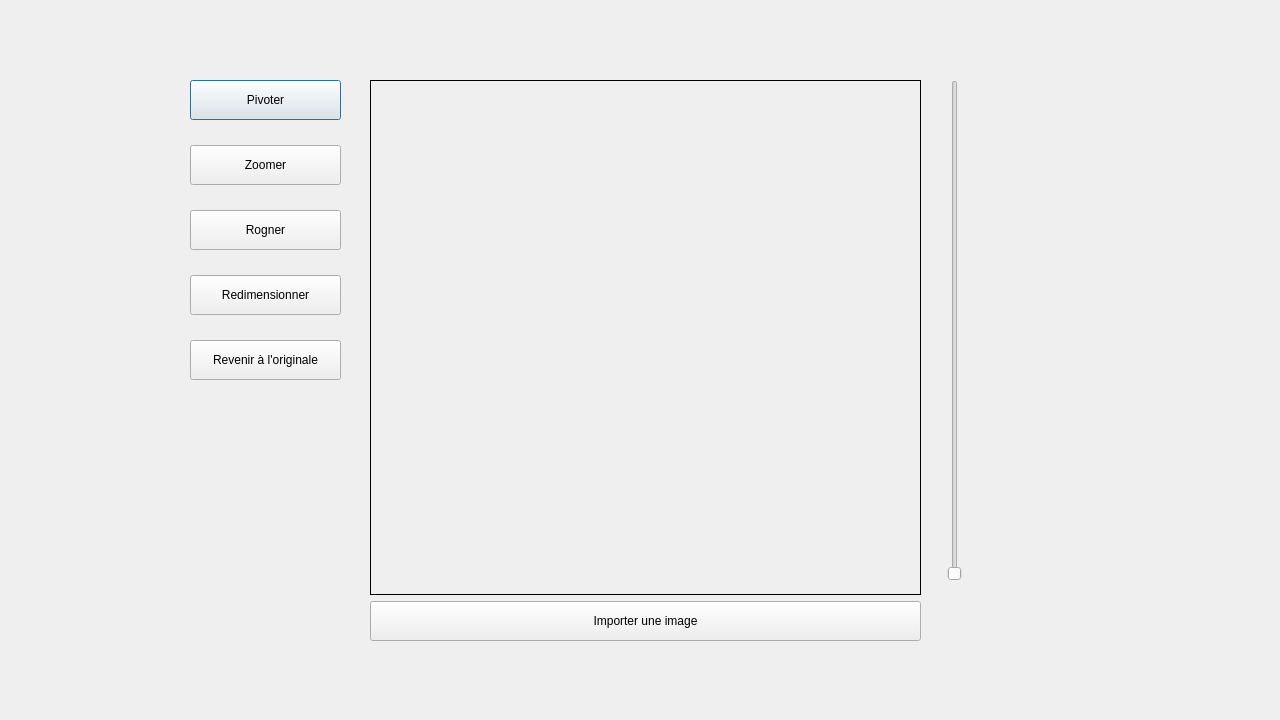
Before: the Qt Designer form projet/editionimagewindow.ui in BlackFox3000/M1-IHM-Project, drawn with Qt 5.
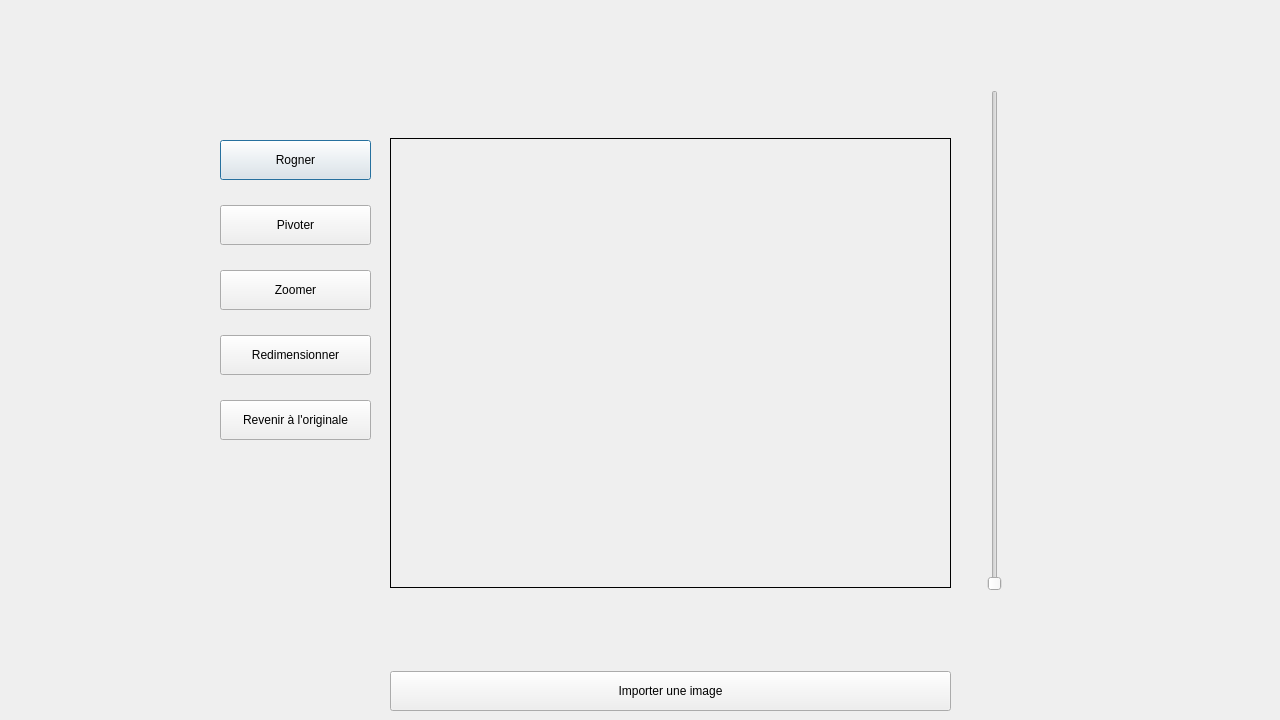
After: the same form once the commit is applied.

Patch:
```diff
--- a/projet/editionimagewindow.ui
+++ b/projet/editionimagewindow.ui
@@ -16,8 +16,8 @@
   <widget class="QWidget" name="layoutWidget">
    <property name="geometry">
     <rect>
-     <x>190</x>
-     <y>80</y>
+     <x>220</x>
+     <y>140</y>
      <width>151</width>
      <height>302</height>
     </rect>
@@ -41,6 +41,28 @@
     <property name="leftMargin">
      <number>0</number>
     </property>
+    <item>
+     <widget class="QPushButton" name="crop_btn">
+      <property name="minimumSize">
+       <size>
+        <width>0</width>
+        <height>40</height>
+       </size>
+      </property>
+      <property name="cursor">
+       <cursorShape>PointingHandCursor</cursorShape>
+      </property>
+      <property name="focusPolicy">
+       <enum>Qt::StrongFocus</enum>
+      </property>
+      <property name="autoFillBackground">
+       <bool>false</bool>
+      </property>
+      <property name="text">
+       <string>Rogner</string>
+      </property>
+     </widget>
+    </item>
     <item>
      <widget class="QPushButton" name="pivoter_btn">
       <property name="enabled">
@@ -88,28 +110,6 @@
       </property>
      </widget>
     </item>
-    <item>
-     <widget class="QPushButton" name="crop_btn">
-      <property name="minimumSize">
-       <size>
-        <width>0</width>
-        <height>40</height>
-       </size>
-      </property>
-      <property name="cursor">
-       <cursorShape>PointingHandCursor</cursorShape>
-      </property>
-      <property name="focusPolicy">
-       <enum>Qt::StrongFocus</enum>
-      </property>
-      <property name="autoFillBackground">
-       <bool>false</bool>
-      </property>
-      <property name="text">
-       <string>Rogner</string>
-      </property>
-     </widget>
-    </item>
     <item>
      <widget class="QPushButton" name="resize_btn">
       <property name="minimumSize">
@@ -159,14 +159,14 @@
   <widget class="QSlider" name="zoomSlider">
    <property name="geometry">
     <rect>
-     <x>940</x>
-     <y>80</y>
+     <x>980</x>
+     <y>90</y>
      <width>30</width>
      <height>501</height>
     </rect>
    </property>
    <property name="maximum">
-    <number>600</number>
+    <number>550</number>
    </property>
    <property name="orientation">
     <enum>Qt::Vertical</enum>
@@ -175,17 +175,36 @@
   <widget class="QWidget" name="layoutWidget">
    <property name="geometry">
     <rect>
-     <x>370</x>
-     <y>80</y>
-     <width>551</width>
-     <height>561</height>
+     <x>390</x>
+     <y>60</y>
+     <width>561</width>
+     <height>651</height>
     </rect>
    </property>
    <layout class="QVBoxLayout" name="verticalLayout">
+    <item>
+     <spacer name="verticalSpacer_2">
+      <property name="orientation">
+       <enum>Qt::Vertical</enum>
+      </property>
+      <property name="sizeHint" stdset="0">
+       <size>
+        <width>20</width>
+        <height>40</height>
+       </size>
+      </property>
+     </spacer>
+    </item>
     <item>
      <layout class="QHBoxLayout" name="horizontalLayout_2">
       <item>
        <widget class="QLabel" name="edit_label">
+        <property name="minimumSize">
+         <size>
+          <width>0</width>
+          <height>450</height>
+         </size>
+        </property>
         <property name="cursor">
          <cursorShape>CrossCursor</cursorShape>
         </property>
@@ -199,6 +218,19 @@
       </item>
      </layout>
     </item>
+    <item>
+     <spacer name="verticalSpacer">
+      <property name="orientation">
+       <enum>Qt::Vertical</enum>
+      </property>
+      <property name="sizeHint" stdset="0">
+       <size>
+        <width>20</width>
+        <height>40</height>
+       </size>
+      </property>
+     </spacer>
+    </item>
     <item>
      <widget class="QPushButton" name="btn_img">
       <property name="minimumSize">
```
